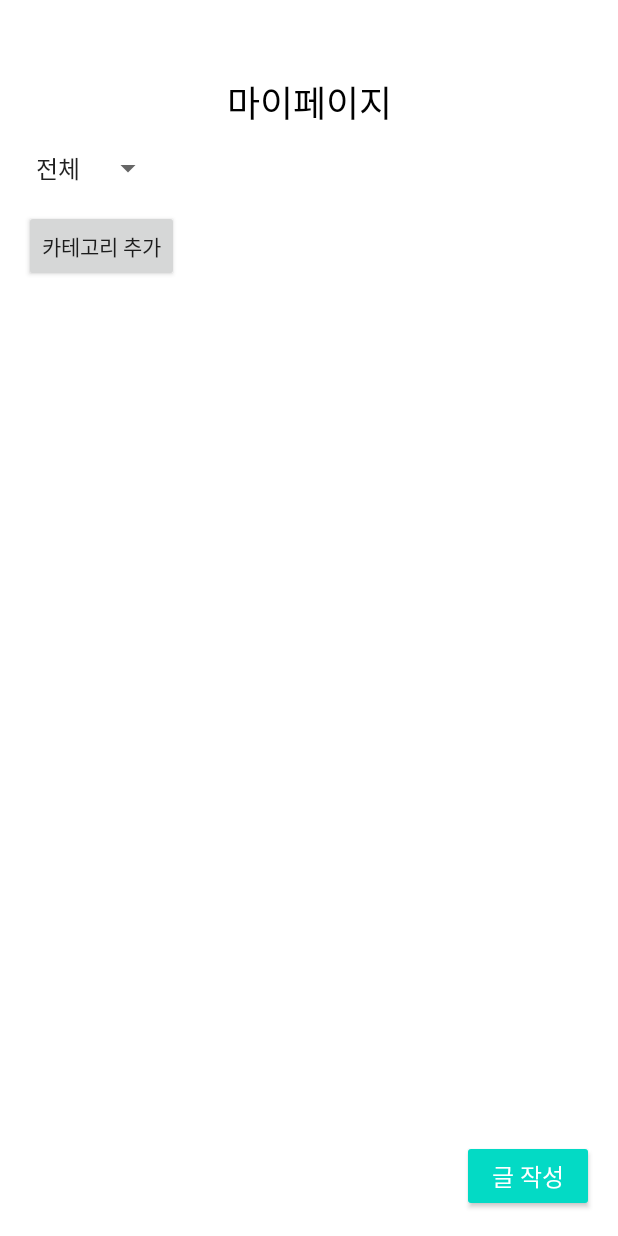
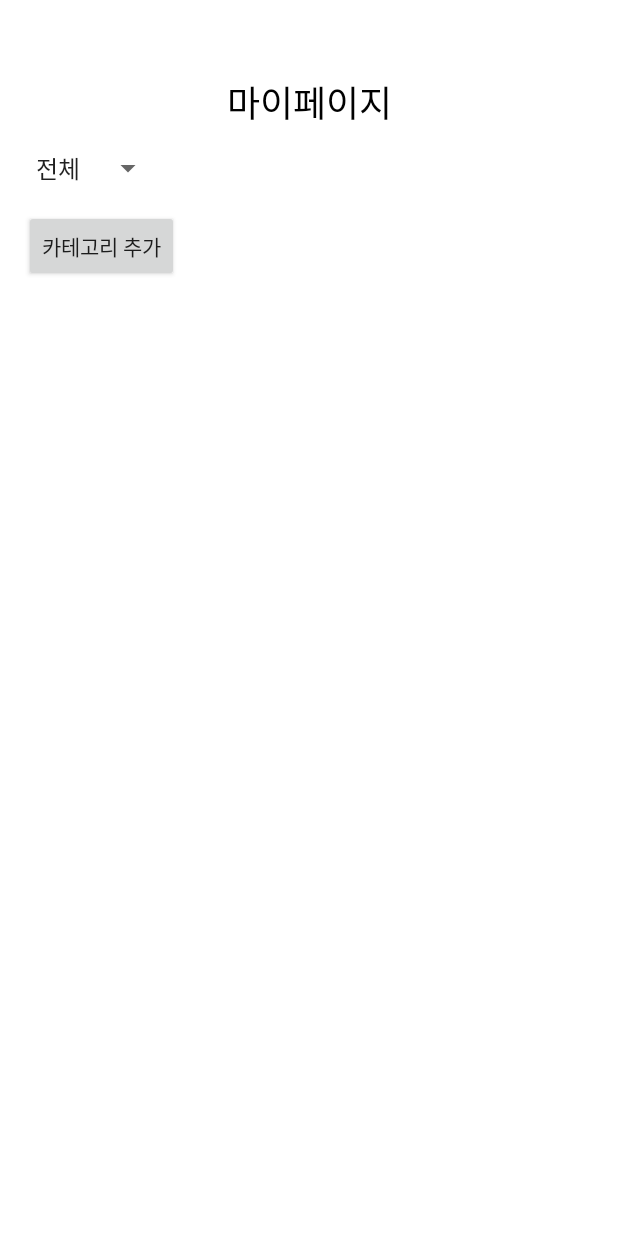
Before and after one commit to SSARY-ssafy/APP, an Android app built with Jetpack Compose: the MyPageActivity screen opened directly, with no data from a screen before it, on a phone screen of 412 x 824 dp. Run offline under Robolectric (Android 15) with nearby library versions, the phone set to English and light mode, and no system bars; our stand-ins replace Firebase (no records; nobody signed in at launch, a user with empty details on screens opened directly).

```diff
--- a/app/src/main/java/com/example/ssary/MyPageActivity.java
+++ b/app/src/main/java/com/example/ssary/MyPageActivity.java
@@ -119,14 +119,17 @@ public class MyPageActivity extends AppCompatActivity {
             public void onItemSelected(AdapterView<?> parent, View view, int position, long id) {
                 String selectedCategory = categoryList.get(position);
 
-                // "전체"가 선택되었을 때 카테고리별로 모든 글 표시
+                // "전체"가 선택되었을 때 글 작성 버튼 숨기기
                 if (selectedCategory.equals("전체")) {
                     editCategoryButton.setVisibility(View.GONE);
                     deleteCategoryButton.setVisibility(View.GONE);
+                    writeButton.setVisibility(View.GONE); // 글 작성 버튼 숨기기
                     loadAllTitlesFromFirestore(); // 모든 글 로드
                 } else {
+                    // 특정 카테고리가 선택되면 글 작성 버튼 보이기
                     editCategoryButton.setVisibility(View.VISIBLE);
                     deleteCategoryButton.setVisibility(View.VISIBLE);
+                    writeButton.setVisibility(View.VISIBLE); // 글 작성 버튼 보이기
                     loadTitlesFromFirestore(selectedCategory); // 특정 카테고리의 글만 로드
                 }
             }
```
